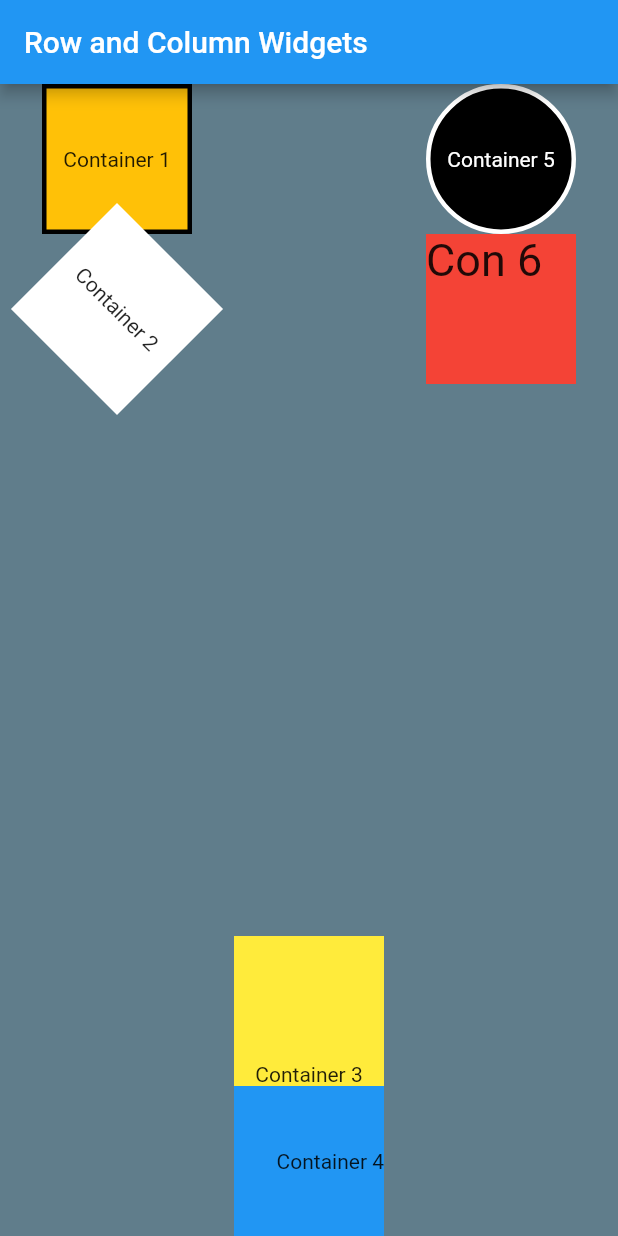
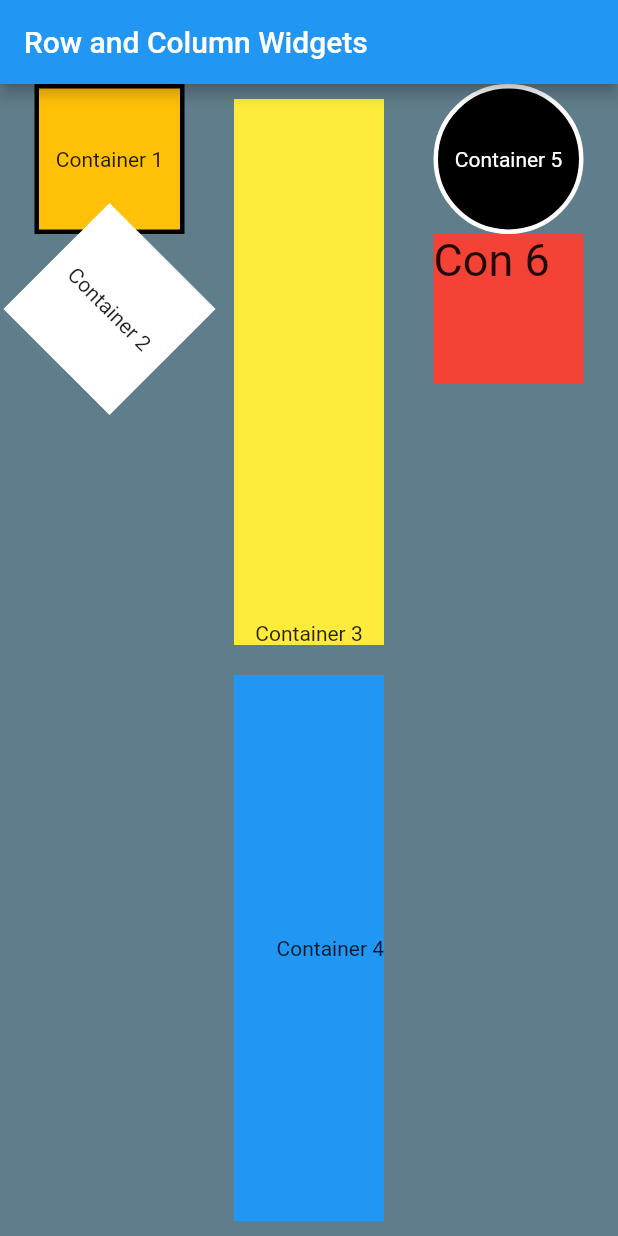
Before and after one commit to CFhub/FlutterApp01_ClarisseFourie, a Flutter app: the screen it shows after launch, on a phone screen of 412 x 824 dp. Run offline on Flutter 3.47's test engine with Material 2 defaults, Android fonts, the phone set to English and light mode, and no system bars.

Commit message:
Adjusted 2nd column

```diff
--- a/lib/main.dart
+++ b/lib/main.dart
@@ -57,12 +57,10 @@ class MyApp extends StatelessWidget {
             Column(
               children: [
                 Expanded(
-                  flex: 2,
+                  flex: 1,
                   child: Padding(
                     padding: const EdgeInsets.all(10),
-                  ),
-                ),
-                Container(
+                    child: Container(
                       height: 100,
                       width: 100,
                       decoration: BoxDecoration(color: Colors.yellow),
@@ -73,7 +71,13 @@ class MyApp extends StatelessWidget {
                         ),
                       ),
                     ),
-                Container(
+                  ),
+                ),
+                Expanded(
+                  flex: 1,
+                  child: Padding(
+                    padding: const EdgeInsets.all(10),
+                    child: Container(
                       height: 100,
                       width: 100,
                       decoration: BoxDecoration(color: Colors.blue),
@@ -81,6 +85,8 @@ class MyApp extends StatelessWidget {
                         alignment: Alignment.centerRight,
                         child: Text(
                           'Container 4',
+                        ),
+                      ),
                     ),
                   ),
                 ),
```
Lines whose indentation alone changed are shown as unchanged.
